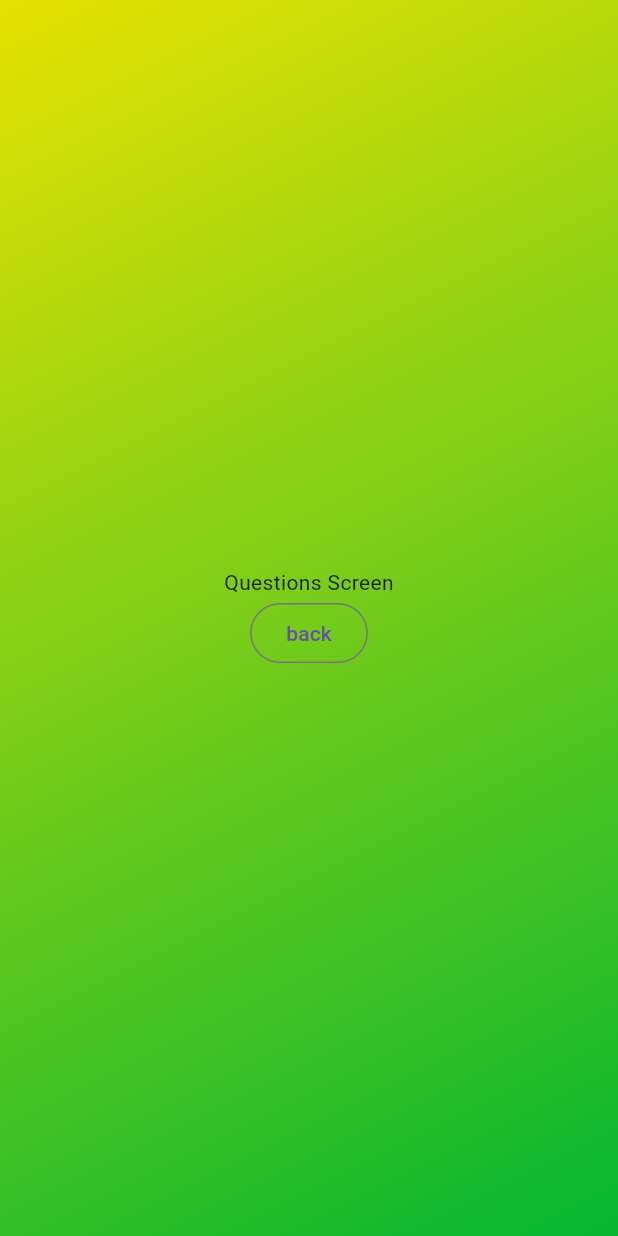
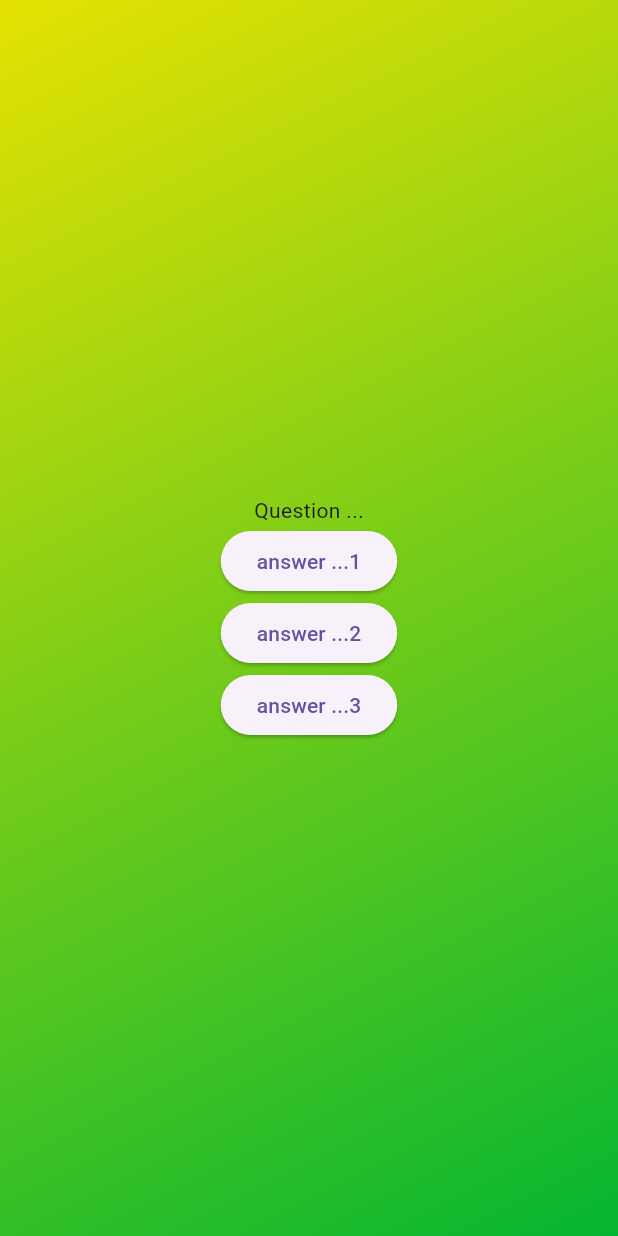
Before and after one commit to kalims-sahebi/flutter-quiz-app, a Flutter app: the screen it shows after launch, after a tap on "Start Quiz", on a phone screen of 412 x 824 dp. Run offline on Flutter 3.47's test engine with Material 3 defaults, Android fonts, the phone set to English and light mode, and no system bars.

Commit message:
custome widget added, Answer button

```diff
--- /dev/null
+++ b/lib/custome_widgets/answer_button.dart
@@ -0,0 +1,14 @@
+import 'package:flutter/material.dart';
+
+class AnswerButton extends StatelessWidget {
+  const AnswerButton({super.key, required this.answertxt, required this.onTap});
+  final String answertxt;
+  final void Function() onTap;
+  @override
+  Widget build(context) {
+    return ElevatedButton(
+      onPressed: onTap,
+      child: Text(answertxt),
+    );
+  }
+}
--- a/lib/questions_screen.dart
+++ b/lib/questions_screen.dart
@@ -1,4 +1,5 @@
 import 'package:flutter/material.dart';
+import 'package:flutter_quiz_app/custome_widgets/answer_button.dart';
 
 class QuestionsScreen extends StatefulWidget {
   const QuestionsScreen({super.key});
@@ -17,10 +18,18 @@ class _QuestionsScreenState extends State<QuestionsScreen> {
     return Column(
       mainAxisSize: MainAxisSize.min,
       children: [
-        const Text('Questions Screen'),
-        OutlinedButton.icon(
-          onPressed: () {},
-          label: const Text('back'),
+        const Text('Question ...'),
+        AnswerButton(
+          answertxt: 'answer ...1',
+          onTap: () {},
+        ),
+        AnswerButton(
+          answertxt: 'answer ...2',
+          onTap: () {},
+        ),
+        AnswerButton(
+          answertxt: 'answer ...3',
+          onTap: () {},
         ),
       ],
     );
```
